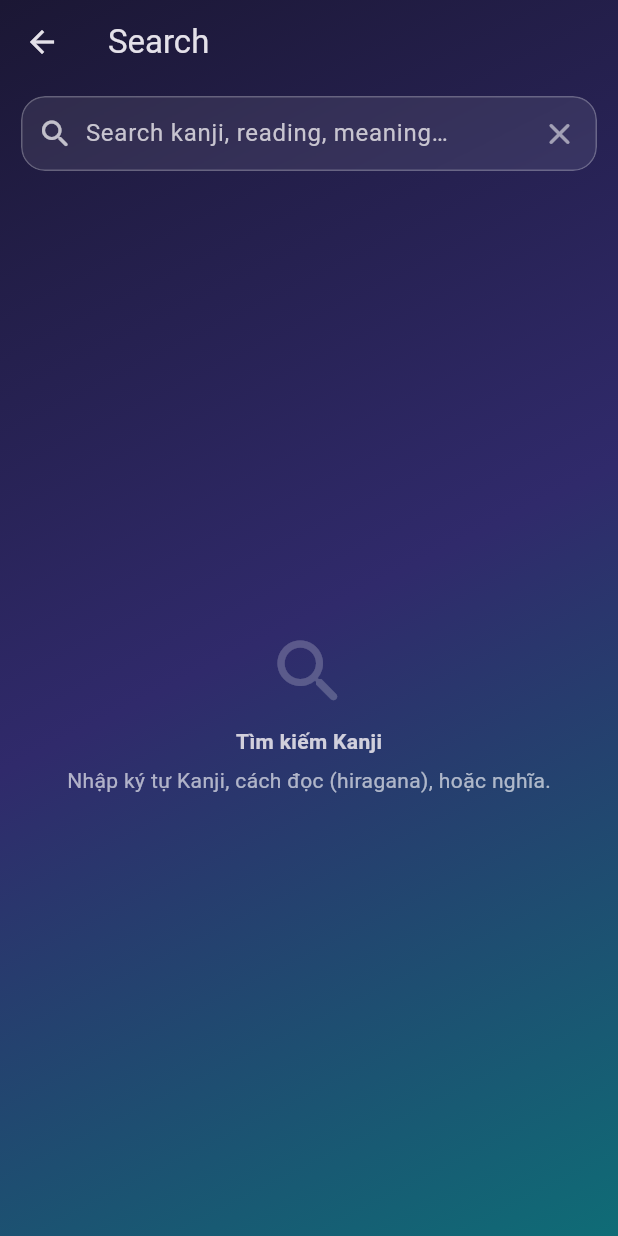
After one commit to trinhtran-dev265/flashcard-app, a Flutter app: the _HomeScaffold screen opened directly, item 2 of the bottom bar chosen, after a tap on the "close" icon, on a phone screen of 412 x 824 dp. The commit adds this screen. Run offline on Flutter 3.47's test engine with Material 3 defaults, Android fonts, the light colour scheme and no system bars; our stand-ins replace equatable, flutter_bloc.

Commit message:
ui-search

```diff
--- a/flashcard_be/tsconfig.json
+++ b/flashcard_be/tsconfig.json
@@ -13,7 +13,9 @@
     "target": "ES2023",
     "sourceMap": true,
     "outDir": "./dist",
-    "baseUrl": "./",
+    "paths": {
+      "@/*": ["./src/*"]
+    },
     "incremental": true,
     "skipLibCheck": true,
     "strictNullChecks": true,
--- a/flashcard_fe/lib/src/features/card/presentation/bloc/addcard_state.dart
+++ b/flashcard_fe/lib/src/features/card/presentation/bloc/addcard_state.dart
@@ -20,7 +20,7 @@ class AddCardState extends Equatable {
   final bool loading;
   final String? error;
   final bool success;
-  final KanjiEntry? created; // entry tạo xong để pop về
+  final KanjiEntry? created;
 
   const AddCardState({
     this.kanji = '',
--- a/flashcard_fe/lib/src/features/home/domain/model/kanji_entry.dart
+++ b/flashcard_fe/lib/src/features/home/domain/model/kanji_entry.dart
@@ -1,16 +1,20 @@
 import 'package:equatable/equatable.dart';
 
 class KanjiEntry extends Equatable {
+  final String id;
   final String kanji;
-  final List<String> readings; // mặt sau (mỗi dòng)
+  final String? howToRead;
+  final List<String> reading; // mặt sau (mỗi dòng)
   final String listLine; // hiển thị ở List mode
 
   const KanjiEntry({
+    required this.id,
     required this.kanji,
-    required this.readings,
+    required this.howToRead,
+    required this.reading,
     required this.listLine,
   });
 
   @override
-  List<Object?> get props => [kanji, readings, listLine];
+  List<Object?> get props => [id, kanji, howToRead, reading, listLine];
 }
--- a/flashcard_fe/lib/src/features/home/presentation/page/home_page.dart
+++ b/flashcard_fe/lib/src/features/home/presentation/page/home_page.dart
@@ -1,6 +1,7 @@
 import 'dart:ui';
 import 'package:flashcard_fe/src/features/card/presentation/page/addcard_page.dart';
 import 'package:flashcard_fe/src/features/home/domain/model/kanji_entry.dart';
+import 'package:flashcard_fe/src/features/search/presentation/page/search_page.dart';
 import 'package:flutter/material.dart';
 import 'package:flutter_bloc/flutter_bloc.dart';
 import '../bloc/home_bloc.dart';
@@ -160,43 +161,63 @@ class _HomeScaffoldState extends State<_HomeScaffold>
                 Icons.person_rounded,
               ],
               onTap: (i) async {
-                // Add
-                if (i == 2) {
+                final ctx = context;
+
+                switch (i) {
+                  case 0:
+                    ctx.read<HomeBloc>().add(const NavChanged(0));
+                    return;
+
+                  case 1:
+                    await Navigator.push(
+                      ctx,
+                      MaterialPageRoute(
+                        builder:
+                            (_) => SearchPage(
+                              initialData: ctx.read<HomeBloc>().state.entries,
+                            ),
+                      ),
+                    );
+                    if (!ctx.mounted) return;
+                    return;
+
+                  case 2:
                     final result = await Navigator.push(
-                    context,
+                      ctx,
                       MaterialPageRoute(builder: (_) => const AddCardPage()),
                     );
-                  if (result != null) {
+                    if (result != null && ctx.mounted) {
                       final entry = KanjiEntry(
+                        id: result['id'] as String,
                         kanji: result['kanji'] as String,
-                      readings:
+                        howToRead: result['howToRead'] as String,
+                        reading:
                             (result['readings'] as List)
                                 .map((e) => '$e')
                                 .toList(),
                         listLine: result['listLine'] as String,
                       );
-                    if (context.mounted) {
-                      context.read<HomeBloc>().add(AddCard(entry));
+                      ctx.read<HomeBloc>().add(AddCard(entry));
                     }
-                  }
-                }
-                // Profile
-                else if (i == 4) {
+                    return;
+
+                  case 3:
+                    ctx.read<HomeBloc>().add(const NavChanged(3));
+                    return;
+
+                  case 4:
                     await Navigator.push(
-                    context,
+                      ctx,
                       MaterialPageRoute(
                         builder:
-                          (_) => const ProfilePage(
+                            (_) => ProfilePage(
                               email: 'demo@demo.com',
                               kanjiCount:
-                                3, // có thể thay bằng state.entries.length
+                                  ctx.read<HomeBloc>().state.entries.length,
                             ),
                       ),
                     );
-                }
-                // Others: update nav index
-                else {
-                  context.read<HomeBloc>().add(NavChanged(i));
+                    return;
                 }
               },
             );
@@ -352,7 +373,7 @@ class _FlipKanjiCardState extends State<_FlipKanjiCard>
                         isFront
                             ? Text(
                               widget.entry.kanji,
-                              key: const ValueKey('front'),
+                              key: ValueKey('back-${widget.entry.id}'),
                               style: Theme.of(
                                 context,
                               ).textTheme.displayLarge?.copyWith(
@@ -364,7 +385,10 @@ class _FlipKanjiCardState extends State<_FlipKanjiCard>
                               alignment: Alignment.center,
                               transform:
                                   Matrix4.identity()..rotateY(3.1415926535),
-                              child: _BackFace(readings: widget.entry.readings),
+                              child: _BackFace(
+                                howToRead: widget.entry.howToRead,
+                                readings: widget.entry.readings,
+                              ),
                             ),
                   ),
                 ),
@@ -378,8 +402,9 @@ class _FlipKanjiCardState extends State<_FlipKanjiCard>
 }
 
 class _BackFace extends StatelessWidget {
+  final String howToRead;
   final List<String> readings;
-  const _BackFace({required this.readings});
+  const _BackFace({required this.readings, required this.howToRead});
   @override
   Widget build(BuildContext context) {
     return Padding(
@@ -387,6 +412,18 @@ class _BackFace extends StatelessWidget {
       child: Column(
         mainAxisSize: MainAxisSize.min,
         children: [
+          if (howToRead.isNotEmpty) ...[
+            Text(
+              howToRead,
+              textAlign: TextAlign.center,
+              style: Theme.of(context).textTheme.titleLarge?.copyWith(
+                fontWeight: FontWeight.w700,
+                height: 1.2,
+              ),
+            ),
+            const SizedBox(height: 8),
+          ],
+          if (readings.isNotEmpty) ...[
             for (final line in readings)
               Padding(
                 padding: const EdgeInsets.symmetric(vertical: 4),
@@ -398,6 +435,9 @@ class _BackFace extends StatelessWidget {
                   ).textTheme.titleMedium?.copyWith(height: 1.2),
                 ),
               ),
+            if (howToRead.isEmpty && readings.isEmpty)
+              const Text('Chưa có cách đọc'),
+          ],
         ],
       ),
     );
--- /dev/null
+++ b/flashcard_fe/lib/src/features/search/presentation/bloc/search_bloc.dart
@@ -0,0 +1,55 @@
+import 'dart:async';
+import 'package:flashcard_fe/src/features/home/domain/model/kanji_entry.dart';
+import 'package:flutter_bloc/flutter_bloc.dart';
+import 'search_event.dart';
+import 'search_state.dart';
+
+class SearchBloc extends Bloc<SearchEvent, SearchState> {
+  final List<KanjiEntry>
+  source; // dữ liệu để lọc local (MVP). Sau nối API => thay bằng repo.
+
+  SearchBloc({required this.source}) : super(SearchState.initial()) {
+    on<QueryChanged>(_onQueryChanged);
+    on<QuerySubmitted>(_onSubmit);
+    on<QueryCleared>(_onClear);
+  }
+
+  Future<void> _onQueryChanged(
+    QueryChanged e,
+    Emitter<SearchState> emit,
+  ) async {
+    final q = e.query.trim();
+    emit(state.copyWith(query: q, loading: true, error: null, initial: false));
+
+    // (MVP) filter local. Sau này gọi repository/search API ở đây.
+    final out = await _filterLocal(q);
+    emit(state.copyWith(loading: false, results: out));
+  }
+
+  Future<void> _onSubmit(QuerySubmitted e, Emitter<SearchState> emit) async {
+    final q = state.query.trim();
+    if (q.isEmpty) return;
+    emit(state.copyWith(loading: true, error: null, initial: false));
+    final out = await _filterLocal(q);
+    emit(state.copyWith(loading: false, results: out));
+  }
+
+  Future<void> _onClear(QueryCleared e, Emitter<SearchState> emit) async {
+    emit(SearchState.initial().copyWith(initial: true));
+  }
+
+  Future<List<KanjiEntry>> _filterLocal(String q) async {
+    if (q.isEmpty) return [];
+    // Giả bộ delay nhẹ cho cảm giác loading
+    await Future<void>.delayed(const Duration(milliseconds: 120));
+
+    final lower = q.toLowerCase();
+    return source.where((k) {
+      final inKanji = k.kanji.contains(q);
+      final inHow = (k.howToRead ?? '').toLowerCase().contains(lower);
+      final inLine = k.listLine.toLowerCase().contains(lower);
+      final inReadings = k.reading.any((r) => r.toLowerCase().contains(lower));
+      return inKanji || inHow || inLine || inReadings;
+    }).toList();
+  }
+}
--- /dev/null
+++ b/flashcard_fe/lib/src/features/search/presentation/bloc/search_event.dart
@@ -0,0 +1,22 @@
+import 'package:equatable/equatable.dart';
+
+abstract class SearchEvent extends Equatable {
+  const SearchEvent();
+  @override
+  List<Object?> get props => [];
+}
+
+class QueryChanged extends SearchEvent {
+  final String query;
+  const QueryChanged(this.query);
+  @override
+  List<Object?> get props => [query];
+}
+
+class QuerySubmitted extends SearchEvent {
+  const QuerySubmitted();
+}
+
+class QueryCleared extends SearchEvent {
+  const QueryCleared();
+}
--- /dev/null
+++ b/flashcard_fe/lib/src/features/search/presentation/bloc/search_state.dart
@@ -0,0 +1,39 @@
+import 'package:equatable/equatable.dart';
+import 'package:flashcard_fe/src/features/home/domain/model/kanji_entry.dart';
+
+class SearchState extends Equatable {
+  final String query;
+  final bool loading;
+  final String? error;
+  final List<KanjiEntry> results;
+  final bool initial;
+
+  const SearchState({
+    this.query = '',
+    this.loading = false,
+    this.error,
+    this.results = const [],
+    this.initial = true,
+  });
+
+  bool get hasResults => results.isNotEmpty;
+
+  SearchState copyWith({
+    String? query,
+    bool? loading,
+    String? error,
+    List<KanjiEntry>? results,
+    bool? initial,
+  }) => SearchState(
+    query: query ?? this.query,
+    loading: loading ?? this.loading,
+    error: error,
+    results: results ?? this.results,
+    initial: initial ?? this.initial,
+  );
+
+  factory SearchState.initial() => const SearchState();
+
+  @override
+  List<Object?> get props => [query, loading, error, results, initial];
+}
--- /dev/null
+++ b/flashcard_fe/lib/src/features/search/presentation/page/search_page.dart
@@ -0,0 +1,271 @@
+import 'dart:ui';
+import 'package:flashcard_fe/src/features/home/domain/model/kanji_entry.dart';
+import 'package:flutter/material.dart';
+import 'package:flutter_bloc/flutter_bloc.dart';
+
+import '../bloc/search_bloc.dart';
+import '../bloc/search_event.dart';
+import '../bloc/search_state.dart';
+
+class SearchPage extends StatelessWidget {
+  final List<KanjiEntry>
+  initialData; // nguồn local để demo. Sau dùng repo lấy từ server.
+  const SearchPage({super.key, required this.initialData});
+
+  @override
+  Widget build(BuildContext context) {
+    return BlocProvider(
+      create: (_) => SearchBloc(source: initialData),
+      child: const _SearchScaffold(),
+    );
+  }
+}
+
+class _SearchScaffold extends StatelessWidget {
+  const _SearchScaffold();
+
+  @override
+  Widget build(BuildContext context) {
+    return Scaffold(
+      extendBodyBehindAppBar: true,
+      appBar: AppBar(
+        backgroundColor: Colors.transparent,
+        title: const Text('Search'),
+      ),
+      body: Stack(
+        children: [
+          // iOS26 gradient
+          Container(
+            decoration: const BoxDecoration(
+              gradient: LinearGradient(
+                colors: [
+                  Color(0xFF1B1734),
+                  Color(0xFF302A6B),
+                  Color(0xFF0F6C76),
+                ],
+                begin: Alignment.topLeft,
+                end: Alignment.bottomRight,
+              ),
+            ),
+          ),
+
+          SafeArea(
+            child: Column(
+              children: const [
+                SizedBox(height: 8),
+                _GlassSearchBar(),
+                SizedBox(height: 12),
+                Expanded(child: _SearchResultList()),
+              ],
+            ),
+          ),
+        ],
+      ),
+    );
+  }
+}
+
+class _GlassSearchBar extends StatefulWidget {
+  const _GlassSearchBar();
+
+  @override
+  State<_GlassSearchBar> createState() => _GlassSearchBarState();
+}
+
+class _GlassSearchBarState extends State<_GlassSearchBar> {
+  final _ctrl = TextEditingController();
+
+  @override
+  void dispose() {
+    _ctrl.dispose();
+    super.dispose();
+  }
+
+  @override
+  Widget build(BuildContext context) {
+    return Padding(
+      padding: const EdgeInsets.symmetric(horizontal: 14),
+      child: ClipRRect(
+        borderRadius: BorderRadius.circular(16),
+        child: BackdropFilter(
+          filter: ImageFilter.blur(sigmaX: 12, sigmaY: 12),
+          child: Container(
+            decoration: BoxDecoration(
+              color: Colors.white.withValues(alpha: 0.08),
+              borderRadius: BorderRadius.circular(16),
+              border: Border.all(color: Colors.white.withValues(alpha:0.25)),
+            ),
+            child: Row(
+              children: [
+                const SizedBox(width: 10),
+                const Icon(Icons.search_rounded, color: Colors.white70),
+                const SizedBox(width: 8),
+                Expanded(
+                  child: TextField(
+                    controller: _ctrl,
+                    onChanged:
+                        (v) => context.read<SearchBloc>().add(QueryChanged(v)),
+                    onSubmitted:
+                        (_) => context.read<SearchBloc>().add(
+                          const QuerySubmitted(),
+                        ),
+                    decoration: const InputDecoration(
+                      hintText: 'Search kanji, reading, meaning…',
+                      border: InputBorder.none,
+                    ),
+                  ),
+                ),
+                IconButton(
+                  onPressed: () {
+                    _ctrl.clear();
+                    context.read<SearchBloc>().add(const QueryCleared());
+                  },
+                  icon: const Icon(Icons.close_rounded, color: Colors.white54),
+                ),
+              ],
+            ),
+          ),
+        ),
+      ),
+    );
+  }
+}
+
+class _SearchResultList extends StatelessWidget {
+  const _SearchResultList();
+
+  @override
+  Widget build(BuildContext context) {
+    return BlocBuilder<SearchBloc, SearchState>(
+      builder: (context, state) {
+        if (state.initial) {
+          return _EmptyHint(
+            title: 'Tìm kiếm Kanji',
+            subtitle: 'Nhập ký tự Kanji, cách đọc (hiragana), hoặc nghĩa.',
+          );
+        }
+
+        if (state.loading) {
+          return const _LoadingListSkeleton();
+        }
+
+        if (!state.hasResults) {
+          return const _EmptyHint(
+            title: 'Không có kết quả',
+            subtitle: 'Thử từ khoá khác…',
+          );
+        }
+
+        return ListView.separated(
+          padding: const EdgeInsets.symmetric(horizontal: 14, vertical: 6),
+          itemCount: state.results.length,
+          separatorBuilder: (_, __) => const SizedBox(height: 10),
+          itemBuilder: (context, i) {
+            final e = state.results[i];
+            return ClipRRect(
+              borderRadius: BorderRadius.circular(20),
+              child: BackdropFilter(
+                filter: ImageFilter.blur(sigmaX: 12, sigmaY: 12),
+                child: Container(
+                  padding: const EdgeInsets.all(14),
+                  decoration: BoxDecoration(
+                    color: Colors.white.withValues(alpha:0.08),
+                    borderRadius: BorderRadius.circular(20),
+                    border: Border.all(color: Colors.white.withValues(alpha:0.25)),
+                  ),
+                  child: Row(
+                    children: [
+                      const Icon(
+                        Icons.font_download_rounded,
+                        color: Colors.white70,
+                      ),
+                      const SizedBox(width: 12),
+                      Expanded(
+                        child: Column(
+                          crossAxisAlignment: CrossAxisAlignment.start,
+                          children: [
+                            Text(
+                              e.kanji,
+                              style: const TextStyle(
+                                fontWeight: FontWeight.bold,
+                                fontSize: 16,
+                              ),
+                            ),
+                            const SizedBox(height: 4),
+                            Text(
+                              e.listLine,
+                              style: const TextStyle(
+                                color: Colors.white70,
+                                fontSize: 13,
+                              ),
+                            ),
+                          ],
+                        ),
+                      ),
+                    ],
+                  ),
+                ),
+              ),
+            );
+          },
+        );
+      },
+    );
+  }
+}
+
+class _EmptyHint extends StatelessWidget {
+  final String title;
+  final String subtitle;
+  const _EmptyHint({required this.title, required this.subtitle});
+
+  @override
+  Widget build(BuildContext context) {
+    return Center(
+      child: Opacity(
+        opacity: 0.9,
+        child: Column(
+          mainAxisSize: MainAxisSize.min,
+          children: [
+            const Icon(Icons.search_rounded, size: 56, color: Colors.white24),
+            const SizedBox(height: 8),
+            Text(title, style: const TextStyle(fontWeight: FontWeight.w700)),
+            const SizedBox(height: 6),
+            Text(subtitle, style: const TextStyle(color: Colors.white70)),
+          ],
+        ),
+      ),
+    );
+  }
+}
+
+class _LoadingListSkeleton extends StatelessWidget {
+  const _LoadingListSkeleton();
+
+  @override
+  Widget build(BuildContext context) {
+    return ListView.builder(
+      padding: const EdgeInsets.symmetric(horizontal: 14, vertical: 6),
+      itemCount: 6,
+      itemBuilder: (context, i) {
+        return Padding(
+          padding: const EdgeInsets.only(bottom: 10),
+          child: ClipRRect(
+            borderRadius: BorderRadius.circular(20),
+            child: BackdropFilter(
+              filter: ImageFilter.blur(sigmaX: 12, sigmaY: 12),
+              child: Container(
+                height: 64,
+                decoration: BoxDecoration(
+                  color: Colors.white.withValues(alpha:0.08),
+                  borderRadius: BorderRadius.circular(20),
+                  border: Border.all(color: Colors.white.withValues(alpha:0.25)),
+                ),
+              ),
+            ),
+          ),
+        );
+      },
+    );
+  }
+}
```
Also changed, not shown: flashcard_fe/lib/src/features/card/presentation/bloc/card_bloc.dart (renamed from flashcard_fe/lib/src/features/card/presentation/bloc/addcard_bloc.dart, +56 -9 lines), flashcard_fe/lib/src/features/card/presentation/bloc/card_event.dart (renamed from flashcard_fe/lib/src/features/card/presentation/bloc/addcard_event.dart, +20 -11 lines), flashcard_fe/lib/src/features/card/presentation/page/addcard_page.dart (+14 -12 lines), flashcard_fe/lib/src/features/home/presentation/bloc/home_bloc.dart (+10 -4 lines), 7 other files. Lines whose indentation alone changed are shown as unchanged.
